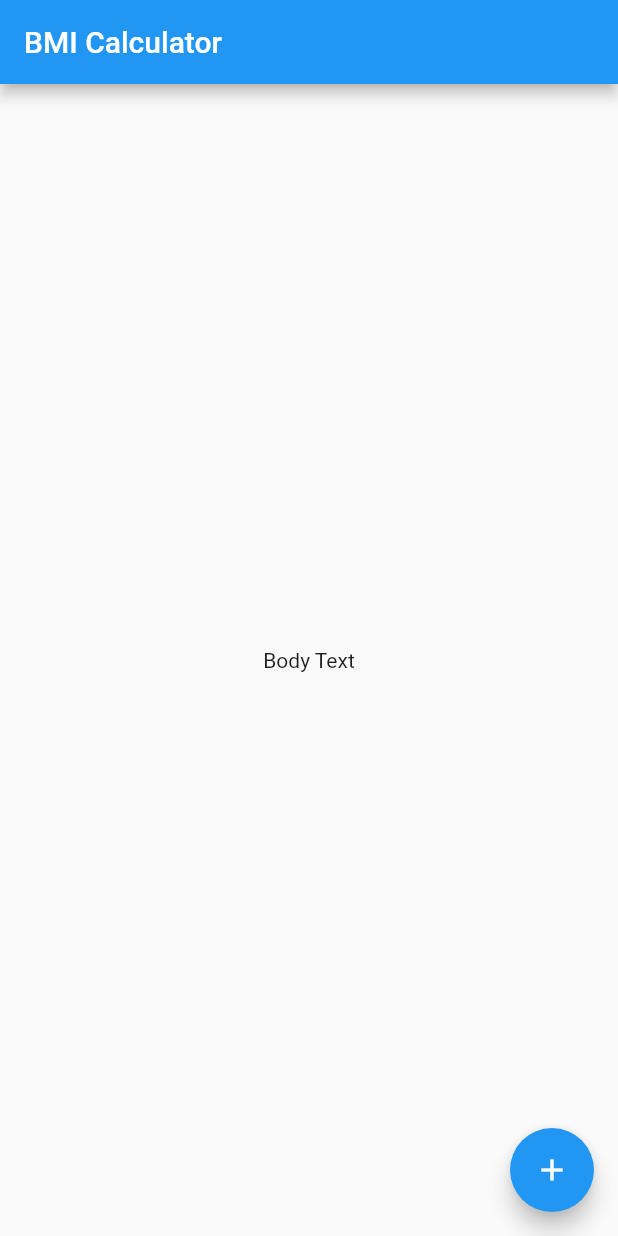
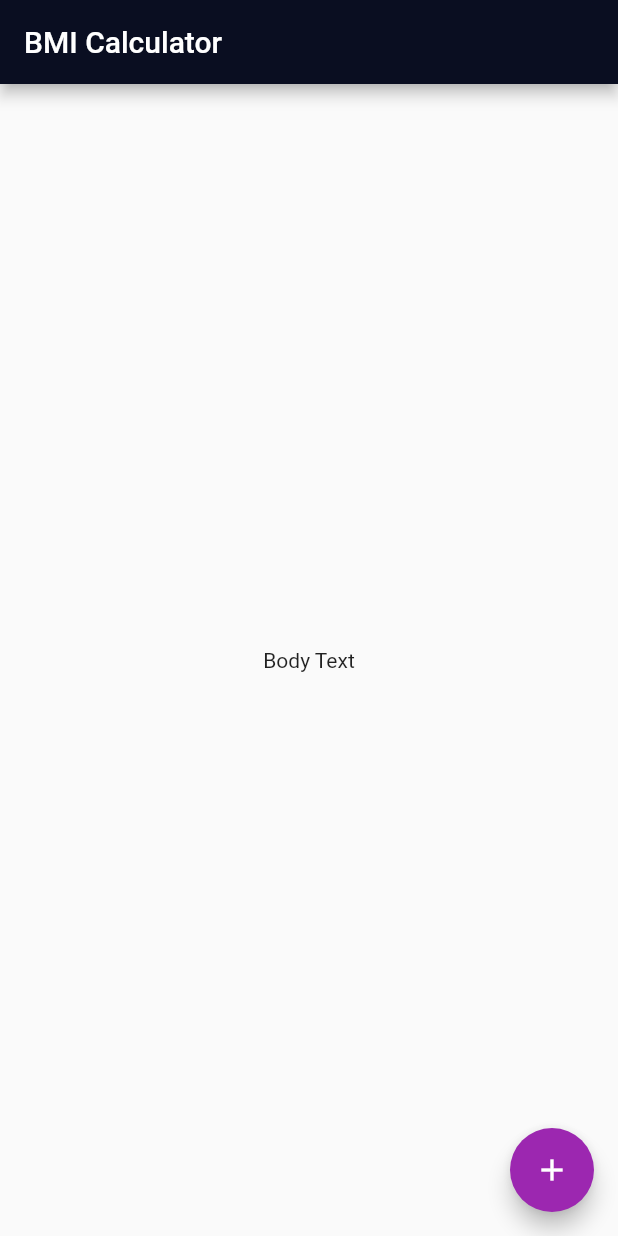
Before and after one commit to emmanue/bmi-calculator, a Flutter app: the screen it shows after launch, on a phone screen of 412 x 824 dp. Run offline on Flutter 3.47's test engine with Material 2 defaults, Android fonts, the phone set to English and light mode, and no system bars.

Commit message:
another one

```diff
--- a/lib/main.dart
+++ b/lib/main.dart
@@ -8,6 +8,10 @@ class BMICalculator extends StatelessWidget {
   @override
   Widget build(BuildContext context) {
     return MaterialApp(
+      theme: ThemeData(
+        primaryColor: Color(0xFF0A0E21),
+        accentColor: Colors.purple,
+      ),
       home: InputPage(),
     );
   }
```
